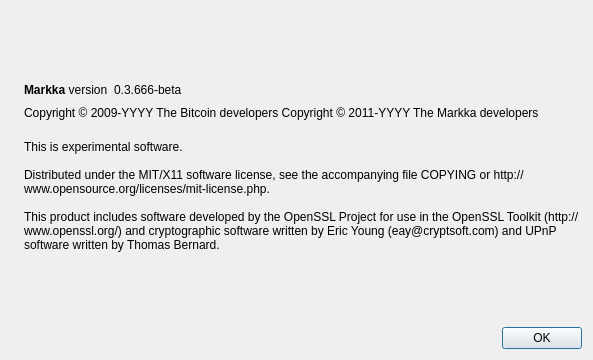
Above: src/qt/forms/aboutdialog.ui from Meizirkki/markka before the change. Below: the same form after it.
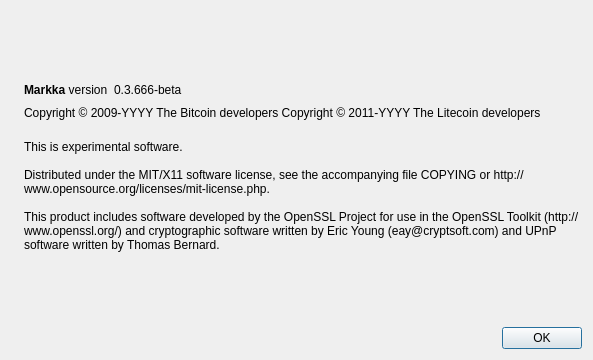
That is the form after the change. Icons and pictures are not drawn.

Commit message: Fix copyright mishap

Diff of the .ui file:
```diff
--- a/src/qt/forms/aboutdialog.ui
+++ b/src/qt/forms/aboutdialog.ui
@@ -92,7 +92,7 @@
        </property>
        <property name="text">
         <string notr="true">Copyright &amp;copy; 2009-YYYY The Bitcoin developers
-Copyright &amp;copy; 2011-YYYY The Markka developers</string>
+Copyright &amp;copy; 2011-YYYY The Litecoin developers</string>
        </property>
        <property name="textFormat">
         <enum>Qt::RichText</enum>
```
The commit also changes 50 other files.
